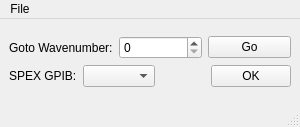
First picture: the form in UIs/SPEXWindow.ui, repository SherwinGroup/SPEXSidebands-fuzzy, before the edit.
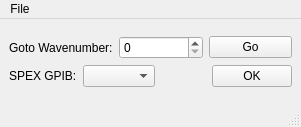
Second picture: the form after the edit. Icons and pictures are not drawn. Custom widgets are drawn as their Qt base class.

Patch:
```diff
--- a/UIs/SPEXWindow.ui
+++ b/UIs/SPEXWindow.ui
@@ -6,7 +6,7 @@
    <rect>
     <x>0</x>
     <y>0</y>
-    <width>300</width>
+    <width>301</width>
     <height>127</height>
    </rect>
   </property>
@@ -103,7 +103,7 @@
     <rect>
      <x>0</x>
      <y>0</y>
-     <width>300</width>
+     <width>301</width>
      <height>21</height>
     </rect>
    </property>
```
Left out of the diff: 10 changed lines with no effect on the pictures.
